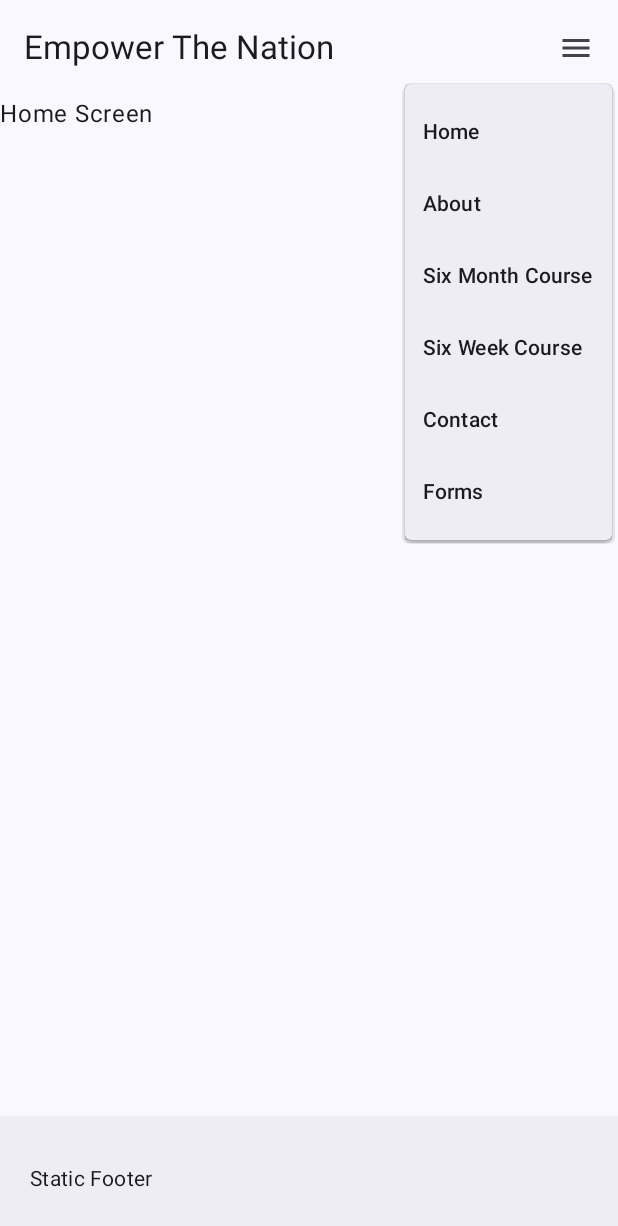
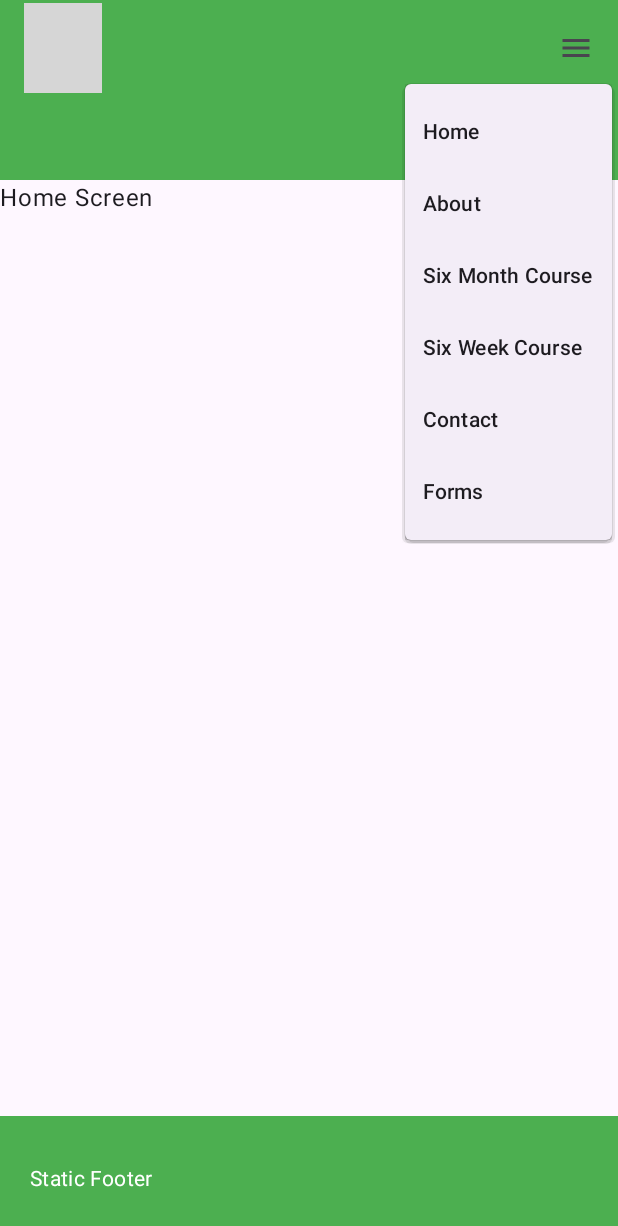
Before and after one commit to shuhad786/Empower_The_Nation_WIL, an Android app built with Jetpack Compose: the composable EmpowerTheNationApp shown on its own in the app's theme, after a tap on "Menu", on a phone screen of 412 x 824 dp. Shown: the top 1226 px of the screen. Run offline under Robolectric (Android 15) with nearby library versions, the phone set to English and light mode, and no system bars; grey boxes are pictures that could not be loaded.

Commit message:
Create folder structures and colors for the theme and added logo with menu sidebar

```diff
--- a/Android/app/src/main/java/com/example/empowerthenationmobile/MainActivity.kt
+++ b/Android/app/src/main/java/com/example/empowerthenationmobile/MainActivity.kt
@@ -1,7 +1,16 @@
 package com.example.empowerthenationmobile
 
+import android.os.Bundle
+import androidx.activity.ComponentActivity
+import androidx.activity.compose.setContent
 import androidx.compose.foundation.layout.Box
+import androidx.compose.foundation.layout.Row
+import androidx.compose.foundation.layout.size
 import androidx.compose.foundation.layout.padding
+import androidx.compose.foundation.Image
+import androidx.compose.foundation.layout.height
+import androidx.compose.ui.res.painterResource
+import androidx.compose.material3.TopAppBarDefaults
 import androidx.compose.material3.BottomAppBar
 import androidx.compose.material3.DropdownMenu
 import androidx.compose.material3.DropdownMenuItem
@@ -18,6 +27,7 @@ import androidx.compose.runtime.mutableStateOf
 import androidx.compose.runtime.remember
 import androidx.compose.runtime.setValue
 import androidx.compose.ui.Modifier
+import androidx.compose.ui.Alignment
 import androidx.compose.ui.tooling.preview.Preview
 import androidx.compose.ui.unit.dp
 import androidx.navigation.compose.NavHost
@@ -30,6 +40,19 @@ import com.example.empowerthenationmobile.ui.forms.FormScreen
 import com.example.empowerthenationmobile.ui.home.HomeScreen
 import com.example.empowerthenationmobile.ui.sixMonths.SixMonthScreen
 import com.example.empowerthenationmobile.ui.sixWeeks.SixWeekScreen
+import com.example.empowerthenationmobile.ui.theme.EmpowerTheNationMobileTheme
+
+
+class MainActivity : ComponentActivity() {
+  override fun onCreate(savedInstanceState: Bundle?) {
+    super.onCreate(savedInstanceState)
+    setContent {
+      EmpowerTheNationMobileTheme(dynamicColor = false) {
+        EmpowerTheNationApp()
+      }
+    }
+  }
+}
 
 @OptIn(ExperimentalMaterial3Api::class)
 @Composable
@@ -40,9 +63,23 @@ fun EmpowerTheNationApp() {
   Scaffold(
     topBar = {
       TopAppBar(
-        title = { Text("Empower The Nation") },
+        modifier = Modifier.height(120.dp),
+        title = {
+          Row(verticalAlignment = Alignment.CenterVertically) {
+            Image(
+              painter = painterResource(id = R.drawable.ic_logo),
+              contentDescription = "App Logo",
+              modifier = Modifier
+                .size(60.dp)
+                .padding(end = 8.dp)
+            )
+          }
+        },
+        colors = TopAppBarDefaults.topAppBarColors(
+          containerColor = MaterialTheme.colorScheme.primary  // GreenAccent background
+        ),
         actions = {
-          Box {
+          Box (contentAlignment = Alignment.Center) {
             IconButton(onClick = { expanded = true }) {
               Icon(Menu, contentDescription = "Menu")
             }
@@ -116,11 +153,14 @@ fun EmpowerTheNationApp() {
       )
     },
     bottomBar = {
-      BottomAppBar {
+      BottomAppBar(
+        containerColor = MaterialTheme.colorScheme.primary  // GreenAccent background
+      ) {
         Text(
           modifier = Modifier.padding(16.dp),
           text = "Static Footer",
-          style = MaterialTheme.typography.bodyMedium
+          style = MaterialTheme.typography.bodyMedium,
+          color = MaterialTheme.colorScheme.onPrimary
         )
       }
     }
--- a/Android/app/src/main/java/com/example/empowerthenationmobile/ui/theme/Color.kt
+++ b/Android/app/src/main/java/com/example/empowerthenationmobile/ui/theme/Color.kt
@@ -2,10 +2,8 @@ package com.example.empowerthenationmobile.ui.theme
 
 import androidx.compose.ui.graphics.Color
 
-val Purple80 = Color(0xFFD0BCFF)
-val PurpleGrey80 = Color(0xFFCCC2DC)
-val Pink80 = Color(0xFFEFB8C8)
-
-val Purple40 = Color(0xFF6650a4)
-val PurpleGrey40 = Color(0xFF625b71)
-val Pink40 = Color(0xFF7D5260)
+// val GreenAccent = Color(0xFF3C4A1E)
+val GreenAccent = Color(0xFF4CAF50)  // Material Green 500, brighter green
+val OrangeText = Color(0xFFCB7318)
+val BackgroundColor = Color(0xFFF8F0E0)
+val BrownAccent = Color(0xFF442F13)
--- a/Android/app/src/main/java/com/example/empowerthenationmobile/ui/theme/Theme.kt
+++ b/Android/app/src/main/java/com/example/empowerthenationmobile/ui/theme/Theme.kt
@@ -12,32 +12,22 @@ import androidx.compose.runtime.Composable
 import androidx.compose.ui.platform.LocalContext
 
 private val DarkColorScheme = darkColorScheme(
-  primary = Purple80,
-  secondary = PurpleGrey80,
-  tertiary = Pink80
+  primary = GreenAccent,
+  secondary = BackgroundColor,
+  tertiary = BrownAccent
 )
 
 private val LightColorScheme = lightColorScheme(
-  primary = Purple40,
-  secondary = PurpleGrey40,
-  tertiary = Pink40
-
-  /* Other default colors to override
-    background = Color(0xFFFFFBFE),
-    surface = Color(0xFFFFFBFE),
-    onPrimary = Color.White,
-    onSecondary = Color.White,
-    onTertiary = Color.White,
-    onBackground = Color(0xFF1C1B1F),
-    onSurface = Color(0xFF1C1B1F),
-    */
+  primary = GreenAccent,
+  secondary = BackgroundColor,
+  tertiary = BrownAccent,
 )
 
 @Composable
 fun EmpowerTheNationMobileTheme(
   darkTheme: Boolean = isSystemInDarkTheme(),
   // Dynamic color is available on Android 12+
-  dynamicColor: Boolean = true,
+  dynamicColor: Boolean = false,
   content: @Composable () -> Unit
 ) {
   val colorScheme = when {
```
Also changed, not shown: 1 other file.
